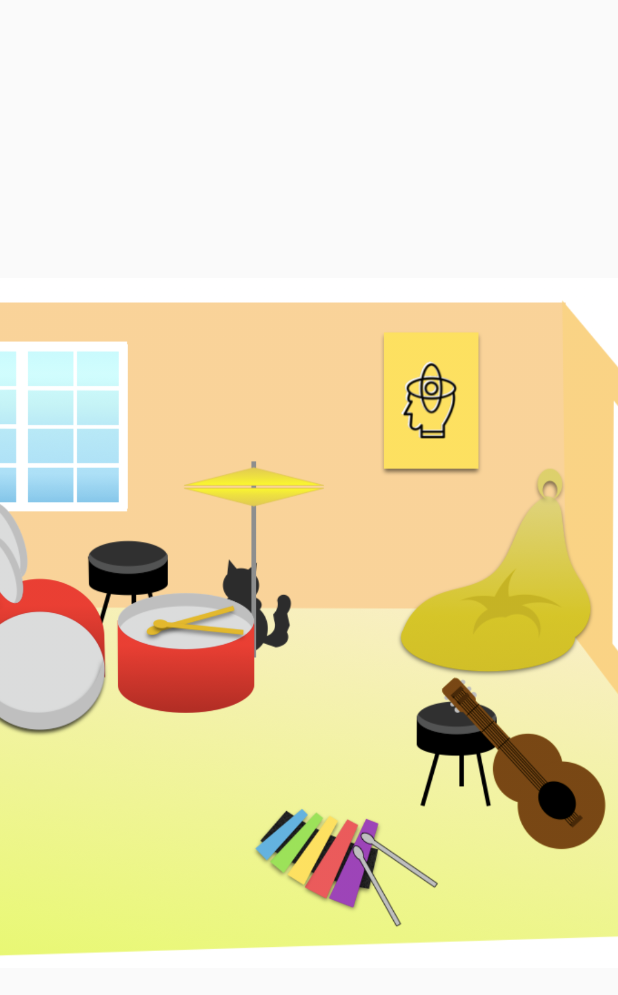
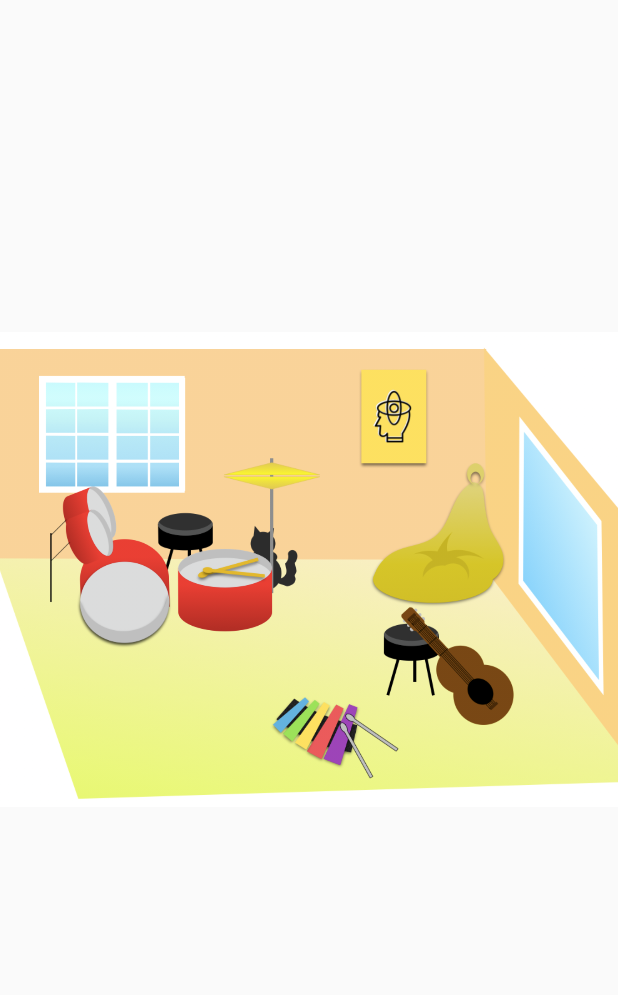
Before and after one commit to AmauryGdo/MindMap2, an Android app: the jeu screen opened directly, with no data from a screen before it, on a phone screen of 412 x 824 dp. Shown: the top 995 px of the screen. Run offline under Robolectric (Android 15) with nearby library versions, the phone set to English and light mode, and no system bars; 1 statement that could not run was skipped.

Commit message:
création et modif pour le passage de verti  a hori

```diff
--- a/app/src/main/res/layout/activity_jeu.xml
+++ /dev/null
@@ -1,81 +0,0 @@
-<?xml version="1.0" encoding="utf-8"?>
-<android.support.constraint.ConstraintLayout xmlns:android="http://schemas.android.com/apk/res/android"
-    xmlns:app="http://schemas.android.com/apk/res-auto"
-    xmlns:tools="http://schemas.android.com/tools"
-    android:layout_width="match_parent"
-    android:layout_height="match_parent"
-    tools:context=".jeu">
-
-    <ImageView
-        android:id="@+id/imageView4"
-        android:layout_width="789dp"
-        android:layout_height="460dp"
-        app:layout_constraintBottom_toBottomOf="parent"
-        app:layout_constraintEnd_toEndOf="parent"
-        app:layout_constraintStart_toStartOf="parent"
-        app:layout_constraintTop_toTopOf="parent"
-        app:layout_constraintVertical_bias="0.51"
-        app:srcCompat="@drawable/salledejeu" />
-
-
-    <RelativeLayout
-        android:id="@+id/xylophone"
-        android:layout_width="92dp"
-        android:layout_height="84dp"
-        android:layout_marginStart="308dp"
-        android:layout_marginLeft="308dp"
-        android:layout_marginBottom="16dp"
-        app:layout_constraintBottom_toBottomOf="parent"
-        app:layout_constraintStart_toStartOf="parent">
-    </RelativeLayout>
-
-    <RelativeLayout
-        android:id="@+id/batterie"
-        android:layout_width="252dp"
-        android:layout_height="119dp"
-        android:layout_marginStart="100dp"
-        android:layout_marginLeft="100dp"
-        android:layout_marginBottom="160dp"
-        app:layout_constraintBottom_toBottomOf="parent"
-        app:layout_constraintStart_toStartOf="parent">
-
-        <RelativeLayout
-            android:id="@+id/guitare"
-            android:layout_width="131dp"
-            android:layout_height="106dp"
-            android:layout_marginStart="420dp"
-            android:layout_marginLeft="420dp"
-            android:layout_marginBottom="56dp"
-            app:layout_constraintBottom_toBottomOf="parent"
-            app:layout_constraintStart_toStartOf="parent">
-
-
-        </RelativeLayout>
-
-
-        <RelativeLayout
-            android:id="@+id/tableau"
-            android:layout_width="55dp"
-            android:layout_height="100dp"
-            android:layout_marginStart="420dp"
-            android:layout_marginLeft="420dp"
-            android:layout_marginBottom="308dp"
-            app:layout_constraintBottom_toBottomOf="parent"
-            app:layout_constraintStart_toStartOf="parent">
-
-        </RelativeLayout>
-
-        <RelativeLayout
-            android:id="@+id/pouf"
-            android:layout_width="135dp"
-            android:layout_height="100dp"
-            android:layout_marginStart="400dp"
-            android:layout_marginLeft="400dp"
-            android:layout_marginBottom="168dp"
-            app:layout_constraintBottom_toBottomOf="parent"
-            app:layout_constraintStart_toStartOf="parent">
-
-        </RelativeLayout>
-    </RelativeLayout>
-
-</android.support.constraint.ConstraintLayout>
--- a/app/src/main/res/layout/information_horizontal.xml
+++ b/app/src/main/res/layout/information_horizontal.xml
@@ -10,6 +10,7 @@
         android:id="@+id/imageinformation2"
         android:layout_width="562dp"
         android:layout_height="567dp"
+        android:contentDescription="@string/menuinfo"
         app:layout_constraintBottom_toBottomOf="parent"
         app:layout_constraintEnd_toEndOf="parent"
         app:layout_constraintHorizontal_bias="0.497"
--- a/app/src/main/res/layout/information_vertical.xml
+++ b/app/src/main/res/layout/information_vertical.xml
@@ -10,9 +10,11 @@
         android:id="@+id/imageinformation"
         android:layout_width="453dp"
         android:layout_height="768dp"
+        android:contentDescription="@string/menuinfo"
         app:layout_constraintBottom_toBottomOf="parent"
         app:layout_constraintEnd_toEndOf="parent"
         app:layout_constraintStart_toStartOf="parent"
         app:layout_constraintTop_toTopOf="parent"
+        app:layout_constraintVertical_bias="0.513"
         app:srcCompat="@drawable/info" />
 </android.support.constraint.ConstraintLayout>
--- /dev/null
+++ b/app/src/main/res/layout/jeu_vertical.xml
@@ -0,0 +1,100 @@
+<?xml version="1.0" encoding="utf-8"?>
+<android.support.constraint.ConstraintLayout xmlns:android="http://schemas.android.com/apk/res/android"
+    xmlns:app="http://schemas.android.com/apk/res-auto"
+    xmlns:tools="http://schemas.android.com/tools"
+    android:layout_width="match_parent"
+    android:layout_height="match_parent"
+    tools:context=".jeu">
+
+    <RelativeLayout
+        android:id="@+id/pouf"
+        android:layout_width="86dp"
+        android:layout_height="95dp"
+        android:layout_marginStart="250dp"
+        android:layout_marginTop="312dp"
+        android:layout_marginEnd="75dp"
+        android:layout_marginBottom="324dp"
+        app:layout_constraintBottom_toBottomOf="parent"
+        app:layout_constraintEnd_toEndOf="parent"
+        app:layout_constraintStart_toStartOf="parent"
+        app:layout_constraintTop_toTopOf="parent">
+
+    </RelativeLayout>
+
+    <RelativeLayout
+        android:id="@+id/tableau"
+        android:layout_width="62dp"
+        android:layout_height="148dp"
+        android:layout_marginStart="340dp"
+        android:layout_marginTop="295dp"
+        android:layout_marginEnd="9dp"
+        android:layout_marginBottom="288dp"
+        app:layout_constraintBottom_toBottomOf="parent"
+        app:layout_constraintEnd_toEndOf="parent"
+        app:layout_constraintStart_toStartOf="parent"
+        app:layout_constraintTop_toTopOf="parent">
+
+    </RelativeLayout>
+
+    <ImageView
+        android:id="@+id/imageView4"
+        android:layout_width="459dp"
+        android:layout_height="335dp"
+        android:layout_marginTop="212dp"
+        android:layout_marginBottom="184dp"
+        android:contentDescription="@string/imagejeu"
+        app:layout_constraintBottom_toBottomOf="parent"
+        app:layout_constraintEnd_toEndOf="parent"
+        app:layout_constraintStart_toStartOf="parent"
+        app:layout_constraintTop_toTopOf="parent"
+        app:layout_constraintVertical_bias="0.0"
+        app:srcCompat="@drawable/salledejeu" />
+
+
+    <RelativeLayout
+        android:id="@+id/guitare"
+        android:layout_width="84dp"
+        android:layout_height="77dp"
+        android:layout_marginStart="260dp"
+        android:layout_marginTop="407dp"
+        android:layout_marginEnd="67dp"
+        android:layout_marginBottom="247dp"
+        app:layout_constraintBottom_toBottomOf="parent"
+        app:layout_constraintEnd_toEndOf="parent"
+        app:layout_constraintStart_toStartOf="parent"
+        app:layout_constraintTop_toTopOf="parent"
+        tools:visibility="visible">
+
+
+    </RelativeLayout>
+
+    <RelativeLayout
+        android:id="@+id/xylophone"
+        android:layout_width="92dp"
+        android:layout_height="84dp"
+        android:layout_marginStart="168dp"
+        android:layout_marginTop="443dp"
+        android:layout_marginEnd="151dp"
+        android:layout_marginBottom="204dp"
+        app:layout_constraintBottom_toBottomOf="parent"
+        app:layout_constraintEnd_toEndOf="parent"
+        app:layout_constraintStart_toStartOf="parent"
+        app:layout_constraintTop_toTopOf="parent"></RelativeLayout>
+
+    <RelativeLayout
+        android:id="@+id/batterie"
+        android:layout_width="180dp"
+        android:layout_height="110dp"
+        android:layout_marginStart="16dp"
+        android:layout_marginTop="314dp"
+        android:layout_marginEnd="215dp"
+        android:layout_marginBottom="307dp"
+        app:layout_constraintBottom_toBottomOf="parent"
+        app:layout_constraintEnd_toEndOf="parent"
+        app:layout_constraintStart_toStartOf="parent"
+        app:layout_constraintTop_toTopOf="parent">
+
+
+    </RelativeLayout>
+
+</android.support.constraint.ConstraintLayout>
--- a/app/src/main/res/values/strings.xml
+++ b/app/src/main/res/values/strings.xml
@@ -11,4 +11,8 @@
     <string name="image">Image</string>
     <string name="commencer_memoriser">Commencer à memoriser</string>
     <string name="informations">Informations</string>
+    <string name="menuinfo">menuinfo</string>
+    <string name="imagesalon">imageSalon</string>
+    <string name="imagesdb">imagesdb</string>
+    <string name="imagejeu">imagejeu</string>
 </resources>
```
Also changed, not shown: app/src/main/java/com/example/anais/test/jeu.java (+1 -3 lines), app/src/main/java/com/example/anais/test/salledebain.java (+1 -6 lines), app/src/main/java/com/example/anais/test/salon.java (+1 -5 lines), app/src/main/res/layout/activity_salledebain.xml (deleted, +0 -43 lines), app/src/main/res/layout/activity_salon.xml (deleted, +0 -81 lines), app/src/main/res/layout/salledebain_vertical.xml (added, +70 -0 lines), app/src/main/res/layout/salon_vertical.xml (added, +100 -0 lines).
